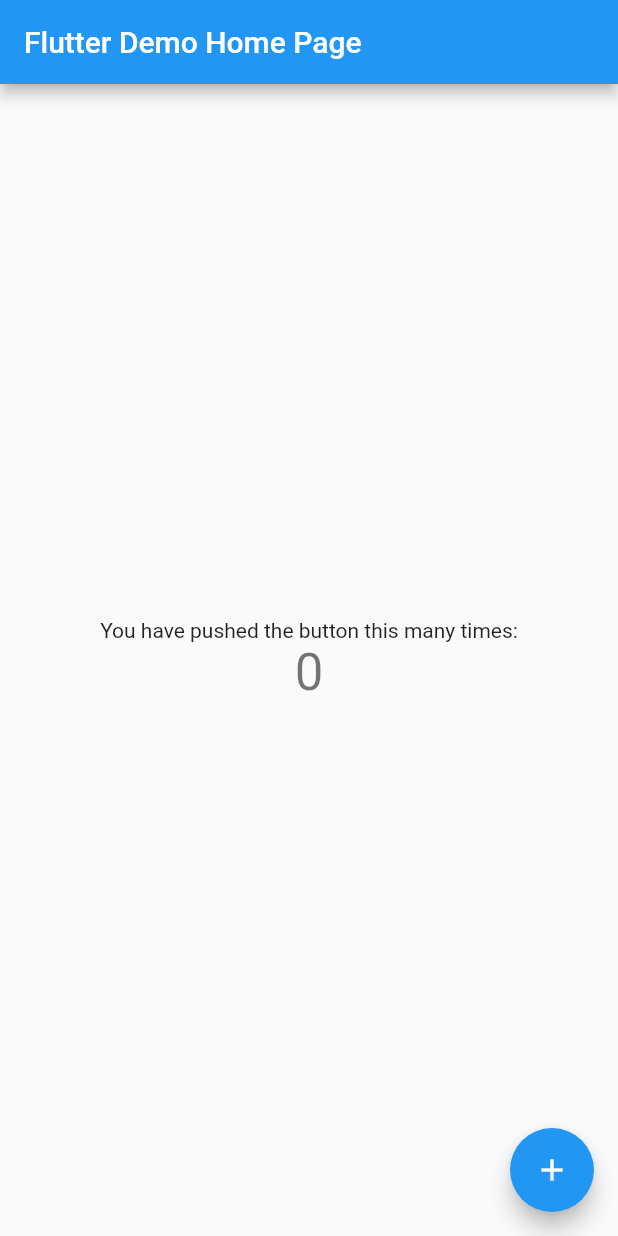
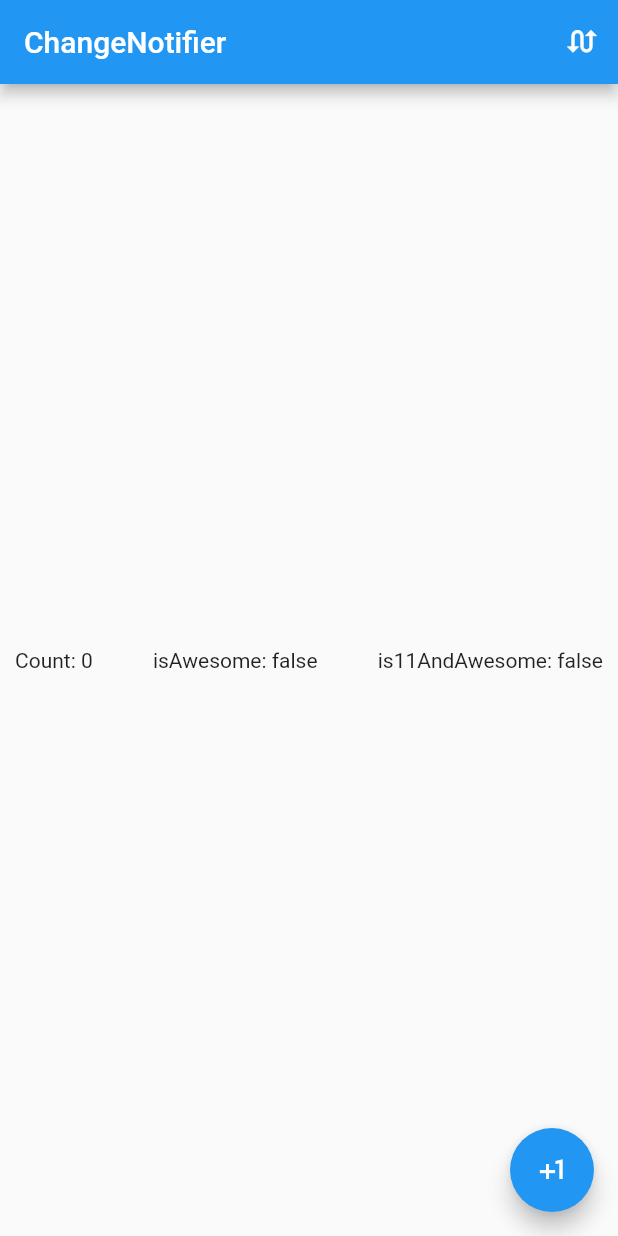
Before and after one commit to lukepighetti/value_change_notifier, a Flutter app: the screen it shows after launch, on a phone screen of 412 x 824 dp. Run offline on Flutter 3.47's test engine with Material 2 defaults, Android fonts, the phone set to English and light mode, and no system bars.

Commit message:
working example

```diff
--- /dev/null
+++ b/lib/change_notifier.dart
@@ -0,0 +1,72 @@
+import 'package:flutter/material.dart';
+import 'package:provider/provider.dart';
+
+/// Removes complexity from the view layer, puts it in the state layer.
+
+/// More boilerplate (solved with VSCode snippets), high safety.
+/// Any getter is inherintly reactive because the class is dispatching events, not the fields.
+/// Can inline persistance getters on the field getter.
+/// Can set a default value that is a fallback if state or persisted values don't exist.
+/// Setters optionally public and can have side effects.
+class ChangeNotifierStateClass extends ChangeNotifier {
+  int _count;
+  int get count => _count ?? /* persistance.getInt('count') ??*/ 0;
+  set count(int e) {
+    _count = e;
+    // persistance.setInt('count', e)
+    notifyListeners();
+  }
+
+  bool _isAwesome;
+  bool get isAwesome =>
+      _isAwesome /* persistance.getBool('isAwesome') ??*/ ?? false;
+  set isAwesome(bool e) {
+    _isAwesome = e;
+    // persistance.setBool('isAwesome', e)
+    notifyListeners();
+  }
+
+  /// This is fully reactive because listeners subscribe to [ChangeNotifierStateClass],
+  /// not to individual fields.
+  bool get is11AndAwesome => count == 11 && isAwesome == true;
+}
+
+class ChangeNotifierScreen extends StatelessWidget {
+  @override
+  Widget build(BuildContext context) {
+    final state = context.watch<ChangeNotifierStateClass>();
+
+    return Scaffold(
+      appBar: AppBar(
+        title: Text("ChangeNotifier"),
+        actions: [
+          IconButton(
+            icon: Icon(Icons.swap_calls),
+            onPressed: () => Navigator.of(context).pushNamed('valueNotifier'),
+          ),
+        ],
+      ),
+      body: Center(
+        child: Padding(
+          padding: const EdgeInsets.all(10.0),
+          child: Row(
+            mainAxisAlignment: MainAxisAlignment.spaceBetween,
+            children: [
+              Text('Count: ${state.count}'),
+              Text('isAwesome: ${state.isAwesome}'),
+              Text('is11AndAwesome: ${state.is11AndAwesome}'),
+            ],
+          ),
+        ),
+      ),
+      floatingActionButton: FloatingActionButton(
+        onPressed: () {
+          /// Setter is optionally public and can trigger side effects like useage metrics.
+          state.count++;
+          state.isAwesome = !state.isAwesome;
+        },
+        child: Icon(Icons.plus_one),
+      ),
+    );
+  }
+}
--- a/lib/main.dart
+++ b/lib/main.dart
@@ -1,113 +1,35 @@
 import 'package:flutter/material.dart';
+import 'package:provider/provider.dart';
+import 'package:value_change_notifier/change_notifier.dart';
+import 'package:value_change_notifier/value_notifier.dart';
 
 void main() {
-  runApp(MyApp());
+  runApp(MultiProvider(
+    providers: [
+      Provider(
+        create: (_) => ValueNotifierStateClass(),
+      ),
+      ChangeNotifierProvider(
+        create: (_) => ChangeNotifierStateClass(),
+      ),
+    ],
+    child: MyApp(),
+  ));
 }
 
 class MyApp extends StatelessWidget {
-  // This widget is the root of your application.
   @override
   Widget build(BuildContext context) {
     return MaterialApp(
-      title: 'Flutter Demo',
+      title: 'ValueNotifier vs ChangeNotifier',
       theme: ThemeData(
-        // This is the theme of your application.
-        //
-        // Try running your application with "flutter run". You'll see the
-        // application has a blue toolbar. Then, without quitting the app, try
-        // changing the primarySwatch below to Colors.green and then invoke
-        // "hot reload" (press "r" in the console where you ran "flutter run",
-        // or simply save your changes to "hot reload" in a Flutter IDE).
-        // Notice that the counter didn't reset back to zero; the application
-        // is not restarted.
         primarySwatch: Colors.blue,
       ),
-      home: MyHomePage(title: 'Flutter Demo Home Page'),
+      initialRoute: 'changeNotifier',
+      routes: {
+        'changeNotifier': (context) => ChangeNotifierScreen(),
+        'valueNotifier': (context) => ValueNotifierScreen(),
+      },
     );
   }
 }
-
-class MyHomePage extends StatefulWidget {
-  MyHomePage({Key key, this.title}) : super(key: key);
-
-  // This widget is the home page of your application. It is stateful, meaning
-  // that it has a State object (defined below) that contains fields that affect
-  // how it looks.
-
-  // This class is the configuration for the state. It holds the values (in this
-  // case the title) provided by the parent (in this case the App widget) and
-  // used by the build method of the State. Fields in a Widget subclass are
-  // always marked "final".
-
-  final String title;
-
-  @override
-  _MyHomePageState createState() => _MyHomePageState();
-}
-
-class _MyHomePageState extends State<MyHomePage> {
-  int _counter = 0;
-
-  void _incrementCounter() {
-    setState(() {
-      // This call to setState tells the Flutter framework that something has
-      // changed in this State, which causes it to rerun the build method below
-      // so that the display can reflect the updated values. If we changed
-      // _counter without calling setState(), then the build method would not be
-      // called again, and so nothing would appear to happen.
-      _counter++;
-    });
-  }
-
-  @override
-  Widget build(BuildContext context) {
-    // This method is rerun every time setState is called, for instance as done
-    // by the _incrementCounter method above.
-    //
-    // The Flutter framework has been optimized to make rerunning build methods
-    // fast, so that you can just rebuild anything that needs updating rather
-    // than having to individually change instances of widgets.
-    return Scaffold(
-      appBar: AppBar(
-        // Here we take the value from the MyHomePage object that was created by
-        // the App.build method, and use it to set our appbar title.
-        title: Text(widget.title),
-      ),
-      body: Center(
-        // Center is a layout widget. It takes a single child and positions it
-        // in the middle of the parent.
-        child: Column(
-          // Column is also a layout widget. It takes a list of children and
-          // arranges them vertically. By default, it sizes itself to fit its
-          // children horizontally, and tries to be as tall as its parent.
-          //
-          // Invoke "debug painting" (press "p" in the console, choose the
-          // "Toggle Debug Paint" action from the Flutter Inspector in Android
-          // Studio, or the "Toggle Debug Paint" command in Visual Studio Code)
-          // to see the wireframe for each widget.
-          //
-          // Column has various properties to control how it sizes itself and
-          // how it positions its children. Here we use mainAxisAlignment to
-          // center the children vertically; the main axis here is the vertical
-          // axis because Columns are vertical (the cross axis would be
-          // horizontal).
-          mainAxisAlignment: MainAxisAlignment.center,
-          children: <Widget>[
-            Text(
-              'You have pushed the button this many times:',
-            ),
-            Text(
-              '$_counter',
-              style: Theme.of(context).textTheme.headline4,
-            ),
-          ],
-        ),
-      ),
-      floatingActionButton: FloatingActionButton(
-        onPressed: _incrementCounter,
-        tooltip: 'Increment',
-        child: Icon(Icons.add),
-      ), // This trailing comma makes auto-formatting nicer for build methods.
-    );
-  }
-}
--- /dev/null
+++ b/lib/value_notifier.dart
@@ -0,0 +1,75 @@
+import 'package:flutter/material.dart';
+import 'package:provider/provider.dart';
+
+/// Very succint, low safety.
+/// Any field can be modified from anywhere.
+/// Setters are always public and cannot have side effects.
+class ValueNotifierStateClass {
+  final count = ValueNotifier<int>(0);
+  final isAwesome = ValueNotifier<bool>(false);
+
+  /// How do you subscribe to this? Most people would do two nested ValueListenableBuilders and then
+  /// put the getter inline. Or you could do all these fields inside a data class with a single
+  /// ValueNotifier.
+  bool get is11AndAwesome => count.value == 11 && isAwesome.value == true;
+}
+
+class ValueNotifierScreen extends StatelessWidget {
+  @override
+  Widget build(BuildContext context) {
+    /// ValueNotifier
+    final state = context.watch<ValueNotifierStateClass>();
+
+    return Scaffold(
+      appBar: AppBar(
+        title: Text("ValueNotifier"),
+      ),
+      body: Center(
+        child: Padding(
+          padding: const EdgeInsets.all(10.0),
+          child: Row(
+            mainAxisAlignment: MainAxisAlignment.spaceBetween,
+            children: [
+              /// Count
+              ValueListenableBuilder(
+                valueListenable: state.count,
+                builder: (context, value, child) {
+                  return Text('Count: $value');
+                },
+              ),
+
+              /// isAwsome
+              ValueListenableBuilder(
+                valueListenable: state.isAwesome,
+                builder: (context, value, child) {
+                  return Text('isAwesome: $value');
+                },
+              ),
+
+              /// is11AndAwesome
+              ValueListenableBuilder(
+                valueListenable: state.isAwesome,
+                builder: (context, _, child) {
+                  return ValueListenableBuilder(
+                    valueListenable: state.count,
+                    builder: (context, _, child) {
+                      return Text('is11AndAwesome: ${state.is11AndAwesome}');
+                    },
+                  );
+                },
+              ),
+            ],
+          ),
+        ),
+      ),
+      floatingActionButton: FloatingActionButton(
+        onPressed: () {
+          /// Setter is always public.
+          state.count.value++;
+          state.isAwesome.value = !state.isAwesome.value;
+        },
+        child: Icon(Icons.plus_one),
+      ),
+    );
+  }
+}
```
Also changed, not shown: pubspec.yaml (+5 -58 lines), pubspec.lock.
